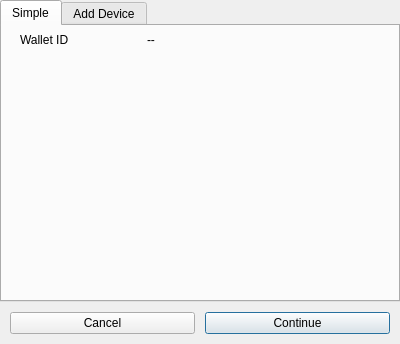
First picture: the form in BlockSettleUILib/ChangeWalletPasswordDialog.ui, repository BlockSettle/terminal, before the edit.
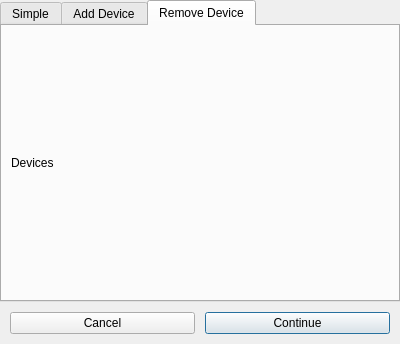
Second picture: the form after the edit. Custom widgets are drawn as their Qt base class.

Commit message: Implement Auth eID devices removal

The edit to the form file:
```diff
--- a/BlockSettleUILib/ChangeWalletPasswordDialog.ui
+++ b/BlockSettleUILib/ChangeWalletPasswordDialog.ui
@@ -35,7 +35,7 @@
    <item>
     <widget class="QTabWidget" name="tabWidget">
      <property name="currentIndex">
-      <number>0</number>
+      <number>2</number>
      </property>
      <widget class="QWidget" name="tabSimple">
       <attribute name="title">
@@ -226,6 +226,20 @@
        </item>
       </layout>
      </widget>
+     <widget class="QWidget" name="tabDeviceRemove">
+      <attribute name="title">
+       <string>Remove Device</string>
+      </attribute>
+      <layout class="QGridLayout" name="gridLayoutDevices">
+       <item row="0" column="0">
+        <widget class="QLabel" name="label">
+         <property name="text">
+          <string>Devices</string>
+         </property>
+        </widget>
+       </item>
+      </layout>
+     </widget>
     </widget>
    </item>
    <item>
```
Left out of the diff: 4 changed lines with no effect on the pictures. The commit also changes 18 other files.
